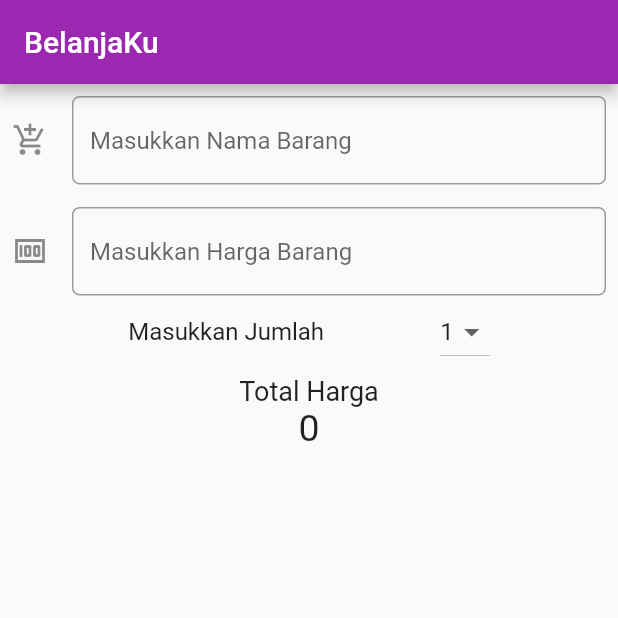
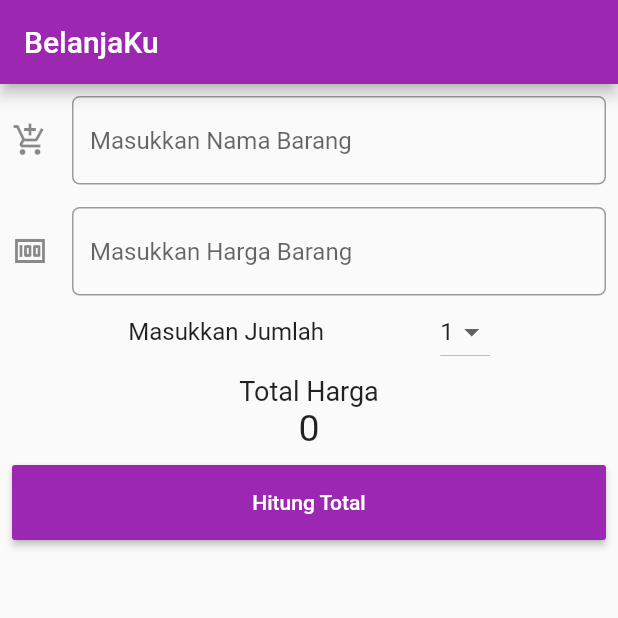
Before and after one commit to sofiaaprilina/Kuis1_mobile, a Flutter app: the screen it shows after launch, on a phone screen of 412 x 824 dp, the top half of it. Run offline on Flutter 3.47's test engine with Material 2 defaults, Android fonts, the phone set to English and light mode, and no system bars.

Commit message:
Menambahkan button untuk menghitung total

```diff
--- a/lib/main.dart
+++ b/lib/main.dart
@@ -136,6 +136,16 @@ class _MyAppState extends State<MyApp> {
                   ],
                 ),
               ),
+              Container(
+                width: double.infinity,
+                height: 50,
+                child: RaisedButton(
+                  onPressed: hitungHarga,
+                  color: Colors.purple,
+                  textColor: Colors.white,
+                  child: Text("Hitung Total"),
+                ),
+              ),
             ],
           ),
         ),
```
